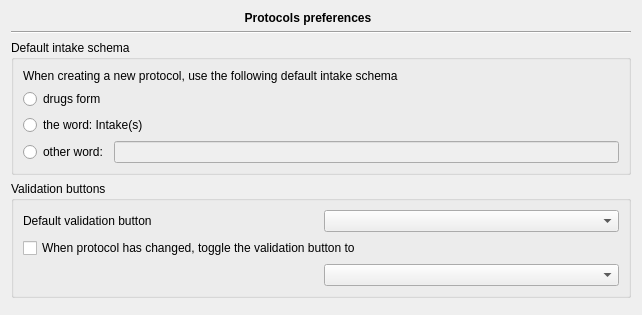
Qt form plugins/drugsplugin/drugspreferences/protocolpreferencespage.ui (FreeHealth/freehealth) before a commit.
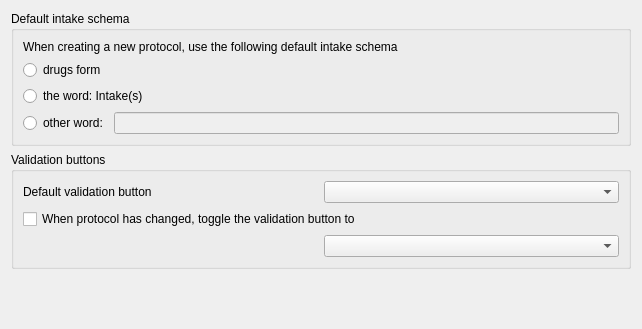
The same form after that commit.

```diff
--- a/plugins/drugsplugin/drugspreferences/protocolpreferencespage.ui
+++ b/plugins/drugsplugin/drugspreferences/protocolpreferencespage.ui
@@ -7,43 +7,14 @@
     <x>0</x>
     <y>0</y>
     <width>642</width>
-    <height>315</height>
+    <height>329</height>
    </rect>
   </property>
   <property name="windowTitle">
    <string>Form</string>
   </property>
   <layout class="QGridLayout" name="gridLayout_3">
-   <item row="0" column="0">
-    <widget class="QLabel" name="label">
-     <property name="sizePolicy">
-      <sizepolicy hsizetype="Expanding" vsizetype="Fixed">
-       <horstretch>0</horstretch>
-       <verstretch>0</verstretch>
-      </sizepolicy>
-     </property>
-     <property name="font">
-      <font>
-       <weight>75</weight>
-       <bold>true</bold>
-      </font>
-     </property>
-     <property name="text">
-      <string>Protocols preferences</string>
-     </property>
-     <property name="alignment">
-      <set>Qt::AlignCenter</set>
-     </property>
-    </widget>
-   </item>
-   <item row="1" column="0" colspan="2">
-    <widget class="Line" name="line">
-     <property name="orientation">
-      <enum>Qt::Horizontal</enum>
-     </property>
-    </widget>
-   </item>
-   <item row="2" column="0" colspan="2">
+   <item row="0" column="0" colspan="2">
     <widget class="QGroupBox" name="groupBox">
      <property name="title">
       <string>Default intake schema</string>
@@ -87,7 +58,7 @@
      </layout>
     </widget>
    </item>
-   <item row="3" column="0" colspan="2">
+   <item row="1" column="0" colspan="2">
     <widget class="QGroupBox" name="groupBox_2">
      <property name="title">
       <string>Validation buttons</string>
@@ -116,7 +87,7 @@
      </layout>
     </widget>
    </item>
-   <item row="4" column="1">
+   <item row="2" column="1">
     <spacer name="verticalSpacer">
      <property name="orientation">
       <enum>Qt::Vertical</enum>
```
